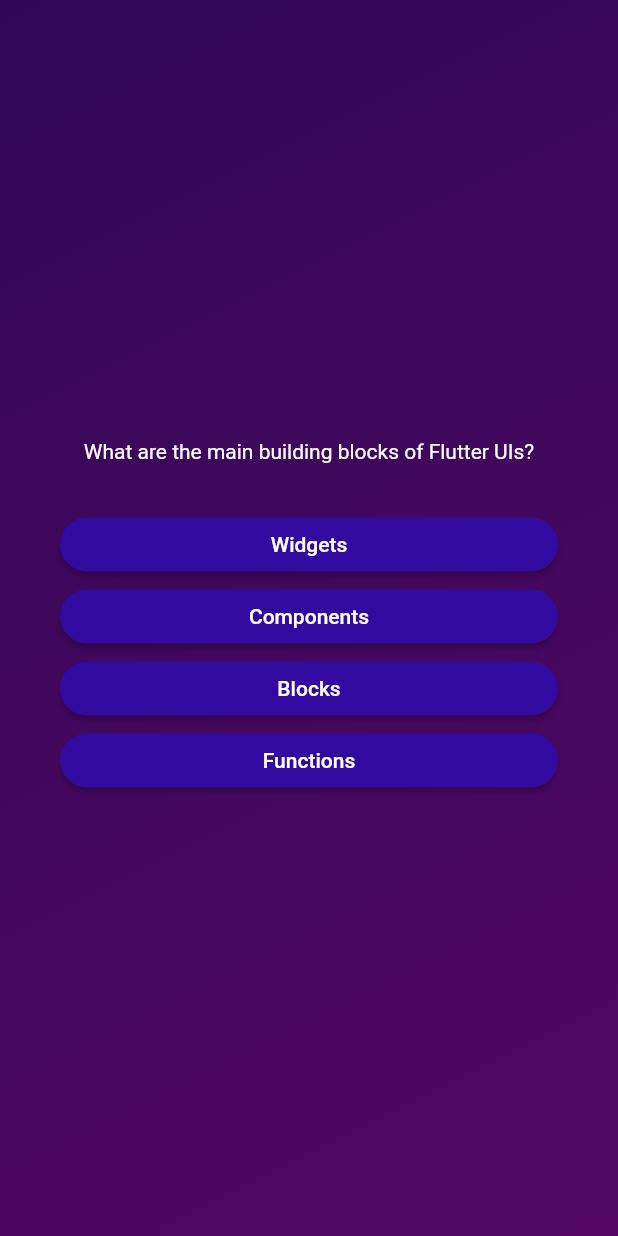
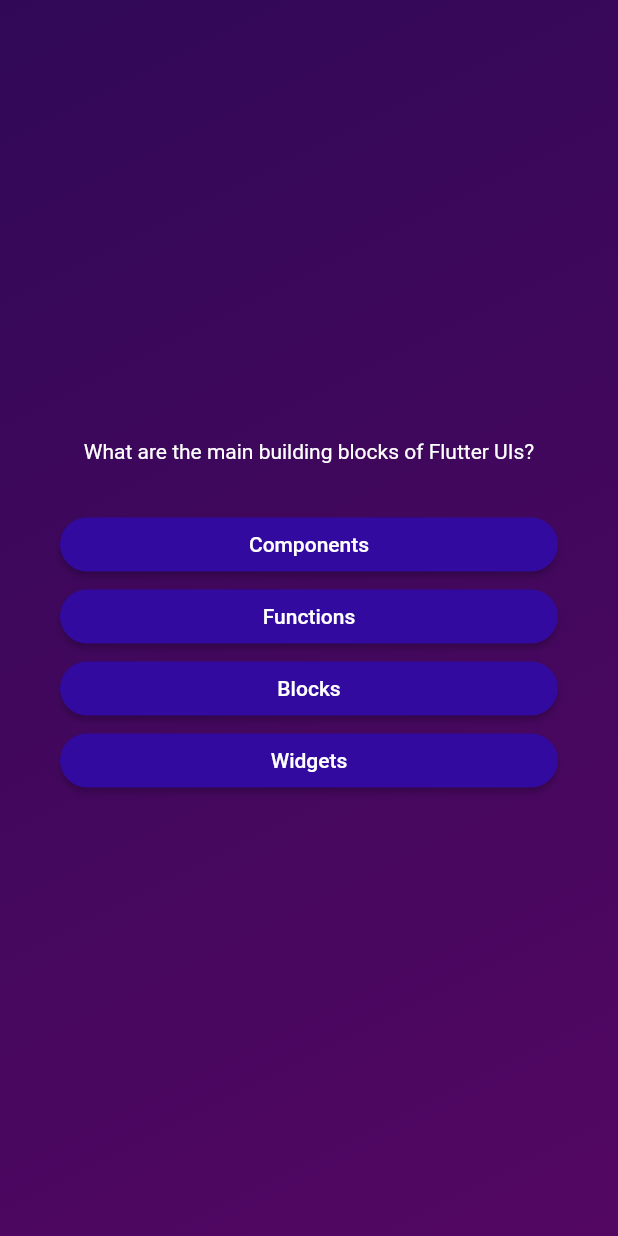
Before and after one commit to thatserfan/Quiz-App-Flutter, a Flutter app: the screen it shows after launch, after a tap on "Start Quiz", on a phone screen of 412 x 824 dp. Run offline on Flutter 3.47's test engine with Material 2 defaults, Android fonts, the phone set to English and light mode, and no system bars.

```diff
--- a/lib/models/quiz_question.dart
+++ b/lib/models/quiz_question.dart
@@ -3,4 +3,10 @@ class QuizQuestion {
 
   final String text;
   final List<String> answers;
+
+  List<String> getShuffledAnswers() {
+    final shuffledList = List.of(answers);
+    shuffledList.shuffle();
+    return shuffledList;
+  }
 }
--- a/lib/questions_screen.dart
+++ b/lib/questions_screen.dart
@@ -19,7 +19,7 @@ class _QuestionsScreenState extends State<QuestionsScreen> {
     return SizedBox(
       width: double.infinity,
       child: Container(
-        margin: EdgeInsets.all(40),
+        margin: const EdgeInsets.all(40),
         child: Column(
           mainAxisAlignment: MainAxisAlignment.center,
           crossAxisAlignment: CrossAxisAlignment.stretch,
@@ -30,7 +30,7 @@ class _QuestionsScreenState extends State<QuestionsScreen> {
                   color: Colors.white,
                 )),
             const SizedBox(height: 30),
-            ...currentQuestion.answers.map((answer) {
+            ...currentQuestion.getShuffledAnswers().map((answer) {
               return AnswerButton(
                 answerText: answer,
                 onTap: () {},
```
